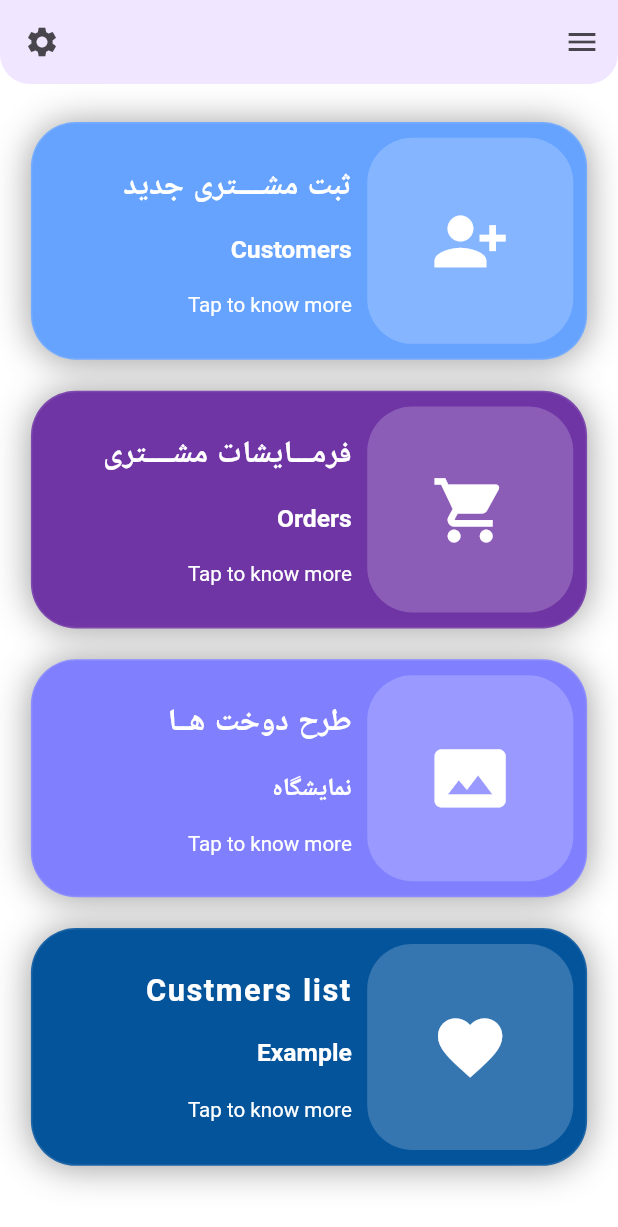
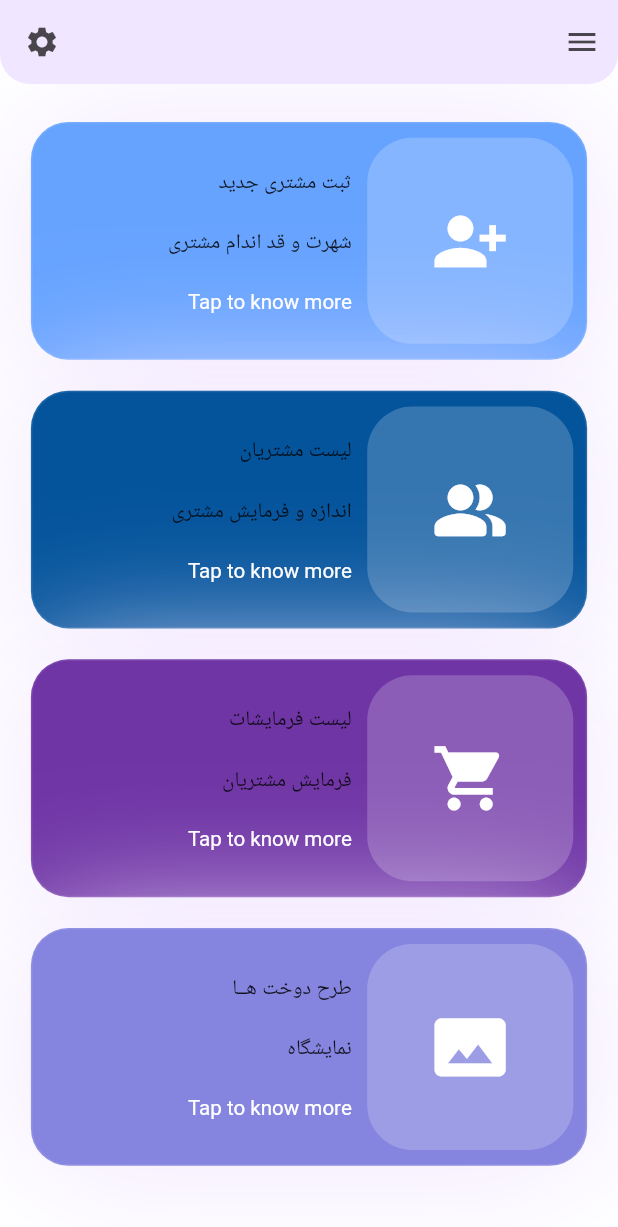
Before and after one commit to basirkhan1995/TailorStudio, a Flutter app: the Dashboard screen opened directly, on a phone screen of 412 x 824 dp. Shown: the top 1227 px of the screen. Run offline on Flutter 3.47's test engine with Material 2 defaults, Android fonts, the phone set to English and light mode, and no system bars; our stand-ins replace awesome_dialog, bottom_navy_bar, connectivity, image_picker, shared_preferences; missing offline and left inert: animated_floatactionbuttons, persian_fonts, system_settings; accounts and stored records are empty.

Commit message:
great job

```diff
--- a/lib/GetStarted.dart
+++ b/lib/GetStarted.dart
@@ -10,6 +10,7 @@ class GetStarted extends StatelessWidget {
   @override
   Widget build(BuildContext context) {
     Size size = MediaQuery.of(context).size;
+
     return Scaffold(
       resizeToAvoidBottomInset: false,
       body: SingleChildScrollView(
@@ -49,7 +50,7 @@ class GetStarted extends StatelessWidget {
               ),
               RoundedButton(
                 color: PurpleColor,
-                text: 'ایجــــــاد حساب',
+                text: 'ایجـاد حساب',
                 textColor: WhiteColor,
                 press: () {
                   Navigator.push(
--- a/lib/Screens/Gallery/Gallery.dart
+++ b/lib/Screens/Gallery/Gallery.dart
@@ -1,4 +1,5 @@
 import 'package:flutter/material.dart';
+import 'package:tailor/Constants/Methods.dart';
 import 'package:tailor/Screens/Gallery/PhotoUpload.dart';
 import 'package:tailor/Constants/ConstantColors.dart';
 
@@ -15,10 +16,7 @@ class Album extends StatelessWidget {
           Navigator.push(context, MaterialPageRoute(builder: (context)=>MyGallery()));
         },
       ),
-      appBar: AppBar(
-        backgroundColor: PurpleColor,
-        title: Text('آلبوم لـــباس ها'),
-      ),
+      appBar: Env.appBar(context,'نمایشگاه لباس')
     );
   }
 }
--- a/lib/Screens/HomePage/Home.dart
+++ b/lib/Screens/HomePage/Home.dart
@@ -1,7 +1,6 @@
 import 'dart:ui';
 import 'package:flutter/material.dart';
 import 'package:flutter/services.dart';
-import 'package:tailor/Screens/Gallery/PhotoUpload.dart';
 import 'package:tailor/Screens/Individuals/Individuals.dart';
 import 'package:tailor/Screens/NewClient/New_Client_Form.dart';
 import 'package:awesome_dialog/awesome_dialog.dart';
@@ -9,10 +8,12 @@ import 'package:shared_preferences/shared_preferences.dart';
 import 'package:tailor/Constants/ConstantColors.dart';
 import 'package:tailor/Constants/Methods.dart';
 import 'package:tailor/Screens/Login/login.dart';
+import 'package:tailor/Screens/Orders/Orders.dart';
 import 'package:tailor/Screens/Settings/Profile.dart';
 import 'package:tailor/Screens/Settings/Settings.dart';
 import '../About.dart';
 import 'package:tailor/Screens/Gallery/Gallery.dart';
+import 'package:persian_fonts/persian_fonts.dart';
 
 class Dashboard extends StatefulWidget {
   @override
@@ -121,7 +122,7 @@ class _DashboardState extends State<Dashboard> with TickerProviderStateMixin {
                 context,
                 MaterialPageRoute(
                   builder: (context) {
-                    return RouteWhereYouGo();
+                    return Profile();
                   },
                 ),
               );
@@ -144,7 +145,7 @@ class _DashboardState extends State<Dashboard> with TickerProviderStateMixin {
               //Profile Header
               UserAccountsDrawerHeader(
                 decoration: BoxDecoration(
-                  color: Colors.white60,
+                  color: Colors.white,
                 ),
 
                 //Profile Link
@@ -174,7 +175,7 @@ class _DashboardState extends State<Dashboard> with TickerProviderStateMixin {
 
               // Drawer List of Objects
               ListTile(
-                leading: Icon(Icons.people_alt_rounded,size: 35,color: PurpleColor,),
+                leading: Icon(Icons.people_alt_rounded,size: 35,color: PurpleColor),
                 title: Text('مشتری جدید',style: TextStyle(fontSize: 16,fontWeight: FontWeight.bold,color: GreyColor)),
                 onTap: (){
                   Navigator.push(context, MaterialPageRoute(builder: (context)=>NewClient()));
@@ -254,15 +255,15 @@ class _DashboardState extends State<Dashboard> with TickerProviderStateMixin {
             BouncingScrollPhysics(parent: AlwaysScrollableScrollPhysics()),
             children: [
               SizedBox(height: _w / 5.5),
-              card('ثبت مشــــتری جدید ', 'Customers', Icons.person_add_alt_1,
+              card('ثبت مشتری جدید ', 'شهرت و قد اندام مشتری', Icons.person_add_alt_1,
                   NewClient(),0xff66a3ff),
-              card('فرمـــایشات مشــــتری', 'Orders', Icons.shopping_cart,
-                  RouteWhereYouGo(),0xFF6F35A5),
+              card('لیست مشتریان', 'اندازه و فرمایش مشتری', Icons.people_alt_rounded,
+                  Individual(),0xff04549c),
+              card('لیست فرمایشات', 'فرمایش مشتریان', Icons.shopping_cart,
+                  Orders(),0xFF6F35A5),
               card('طرح دوخت هــا', 'نمایشگاه', Icons.photo_size_select_actual,
-                   MyGallery(),0xFF8080ff),
-              card('Custmers list', 'Example', Icons.favorite,
-                  Individual(),0xff04549c),
-              card('Setting', 'setting', Icons.settings,
+                   Album(),0xFF8585e0),
+              card('تنظیمات', 'تنظیم حساب', Icons.settings,
                   Settings(),0xFF66b3ff),
             ],
           ),
@@ -294,13 +295,13 @@ class _DashboardState extends State<Dashboard> with TickerProviderStateMixin {
               decoration: BoxDecoration(
                   boxShadow: [
                     BoxShadow(
-                      color: Colors.grey,
-                      offset: Offset(0.0, 1.0), //(x,y)
-                      blurRadius: 20.0,
+                      color: LightColor,
+                      offset: Offset(2.0, 2.0), //(x,y)
+                      blurRadius: 80.0,
                     ),
                   ],
                   color: Color(paint),
-                  borderRadius: BorderRadius.all(Radius.circular(30)),
+                  borderRadius: BorderRadius.all(Radius.circular(25)),
                   border: Border.all(
                       color: Colors.white.withOpacity(.1), width: 1)),
               child: Padding(
@@ -333,12 +334,12 @@ class _DashboardState extends State<Dashboard> with TickerProviderStateMixin {
                             softWrap: true,
                             overflow: TextOverflow.ellipsis,
                             textAlign: TextAlign.start,
-                            style: TextStyle(
-                              color: Colors.white,
-                              fontSize: _w / 20,
-                              fontWeight: FontWeight.bold,
+                            style: PersianFonts.Samim.copyWith(
+                            fontSize: _w /20,
                               letterSpacing: 1,
                               wordSpacing: 1,
+                              color: WhiteColor,
+                              fontWeight: FontWeight.w600,
                             ),
                           ),
                           Text(
@@ -346,9 +347,11 @@ class _DashboardState extends State<Dashboard> with TickerProviderStateMixin {
                             maxLines: 1,
                             softWrap: true,
                             overflow: TextOverflow.ellipsis,
-                            style: TextStyle(
-                              color: Colors.white.withOpacity(1),
-                              fontSize: _w / 25,
+                            style: PersianFonts.Samim.copyWith(
+                              fontSize: _w /25,
+                              letterSpacing: 1,
+                              wordSpacing: 1,
+                              color: WhiteColor,
                               fontWeight: FontWeight.w600,
                             ),
                           ),
--- a/lib/Screens/Individuals/Individuals.dart
+++ b/lib/Screens/Individuals/Individuals.dart
@@ -46,18 +46,16 @@ class _IndividualState extends State<Individual> {
     loginData = await SharedPreferences.getInstance();
     setState(() {
       userID = loginData.getString('userID');
-
     });
   }
-
   @override
   Widget build(BuildContext context) {
     //final HttpService httpService = HttpService();
     return Scaffold(
-      appBar: Env.appBar(context),
+      appBar: Env.appBar(context,'مشتریان'),
       floatingActionButton: FloatingActionButton(
         backgroundColor: PurpleColor,
-        child: Icon(Icons.add),
+        child: Icon(Icons.person_add),
         onPressed: () {
           Navigator.push(
               context, MaterialPageRoute(builder: (context) => NewClient()));
--- a/lib/Screens/Login/body.dart
+++ b/lib/Screens/Login/body.dart
@@ -36,7 +36,7 @@ class _BodyState extends State<Body> {
   void initState() {
     // TODO: implement initState
     super.initState();
-    Env.checkIfUserIsLogin(context);
+    //Env.checkIfUserIsLogin(context);
   }
 
   @override
--- a/lib/Screens/NewClient/New_Client_Form.dart
+++ b/lib/Screens/NewClient/New_Client_Form.dart
@@ -97,7 +97,7 @@ class _NewClientState extends State<NewClient> {
   Widget build(BuildContext context) {
     //Size size = MediaQuery.of(context).size;
     return Scaffold(
-      appBar: Env.appBar(context),
+      appBar: Env.appBar(context,'ثبت مشتری جدید'),
       body: SingleChildScrollView(
         child: Form(
           key: _formKey,
--- a/pubspec.yaml
+++ b/pubspec.yaml
@@ -428,6 +428,7 @@ dependencies:
 
 
 
+
 dev_dependencies:
   flutter_test:
     sdk: flutter
```
Also changed, not shown: lib/Components/Rounded_Button.dart (+9 -1 lines), lib/Constants/Methods.dart (+24 -9 lines), lib/Screens/Gallery/PhotoUpload.dart (+1 -12 lines), lib/Screens/Orders/Orders.dart (+9 -32 lines), lib/Screens/Settings/Profile.dart (+14 -31 lines), lib/Screens/Settings/Settings.dart (+4 -4 lines).
